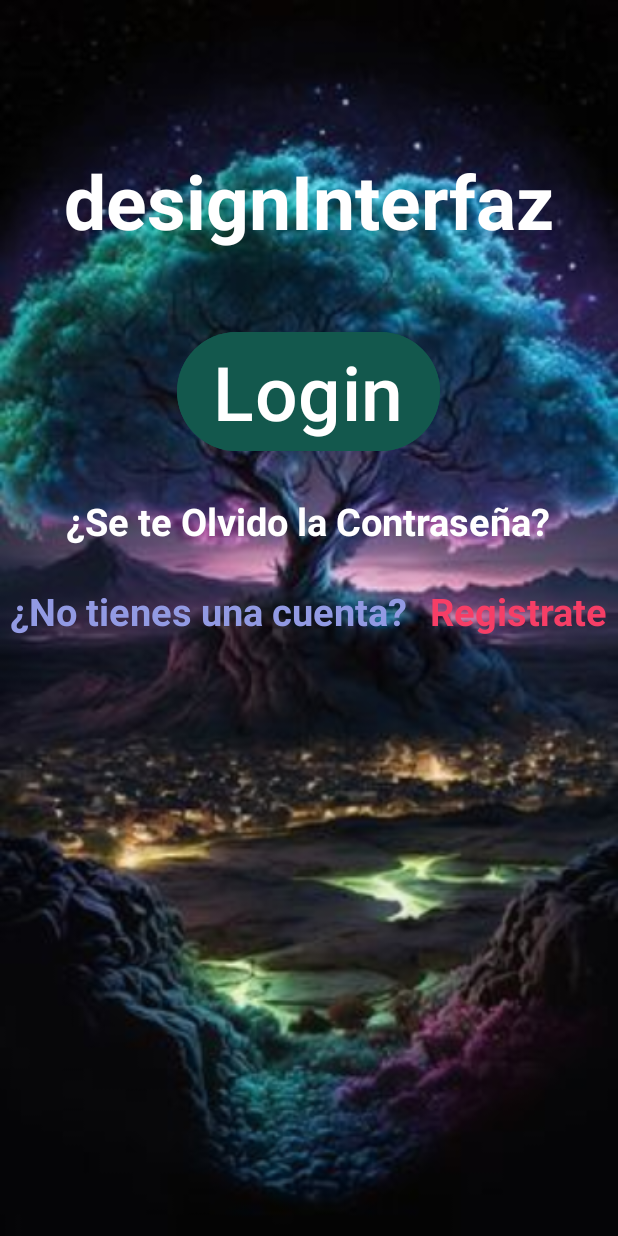
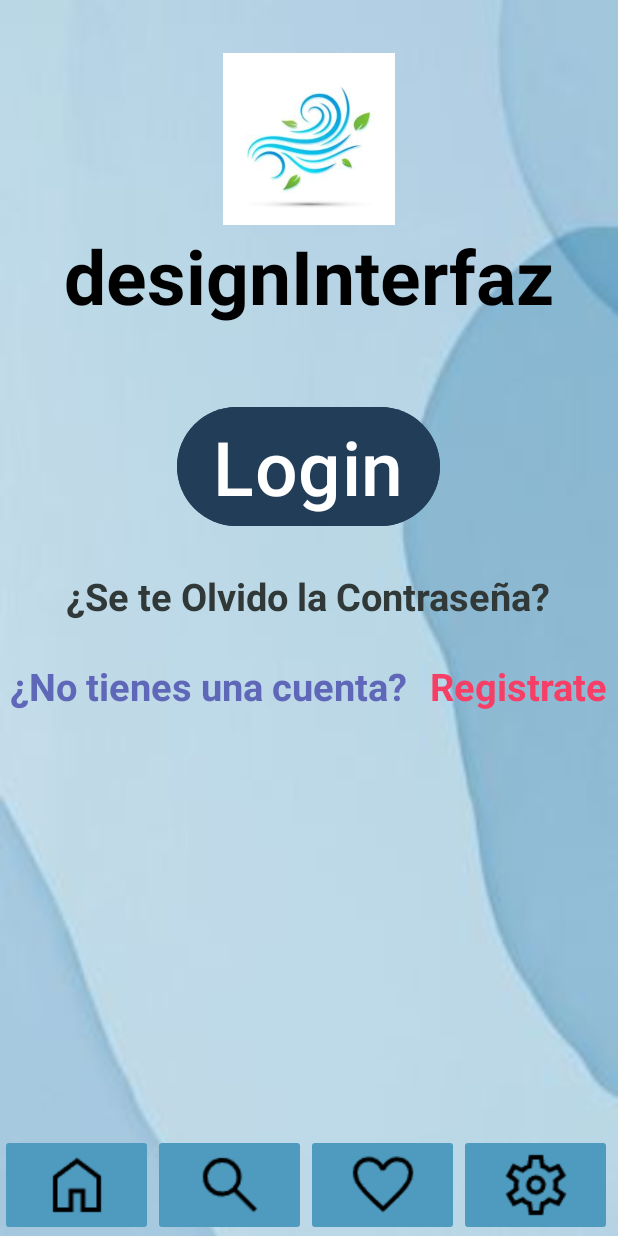
Before and after one commit to luispipe/designExample, an Android app: the screen it shows after launch (MainActivity), on a phone screen of 412 x 824 dp. Run offline under Robolectric (Android 15) with nearby library versions, the phone set to English and light mode, and no system bars.

Commit message:
Second commit

```diff
--- a/app/src/main/res/layout/activity_main.xml
+++ b/app/src/main/res/layout/activity_main.xml
@@ -7,18 +7,22 @@
     android:orientation="vertical"
     android:gravity="center_horizontal"
     tools:context=".MainActivity"
-    android:background="@drawable/arbol"
+    android:background="@drawable/blue"
     >
-
+    <ImageView
+        android:paddingTop="35dp"
+        android:id="@+id/ivarbol"
+        android:layout_width="match_parent"
+        android:layout_height="150dp"
+        android:src="@drawable/wind"/>
     <TextView
         android:id="@+id/textView"
         android:layout_width="wrap_content"
         android:layout_height="wrap_content"
         android:layout_weight="0"
-        android:paddingTop="100dp"
         android:paddingBottom="50dp"
         android:text="@string/app_name"
-        android:textColor="@color/white"
+        android:textColor="@color/black"
         android:textSize="50sp"
         android:textStyle="bold" />
 
@@ -26,7 +30,7 @@
         android:id="@+id/btLogin"
         android:layout_width="wrap_content"
         android:layout_height="wrap_content"
-        android:backgroundTint="#13584D"
+        android:backgroundTint="#223D58"
         android:text="Login"
         android:textSize="50sp"
         />
@@ -38,7 +42,7 @@
         android:paddingTop="25dp"
         android:paddingBottom="25dp"
         android:text="¿Se te Olvido la Contraseña?"
-        android:textColor="#FFFFFF"
+        android:textColor="#313938"
         android:textSize="25sp"
         android:textStyle="bold" />
     <androidx.appcompat.widget.LinearLayoutCompat
@@ -54,7 +58,7 @@
             android:paddingRight="15dp"
             android:text="¿No tienes una cuenta?"
             android:textStyle="bold"
-            android:textColor="#929AE3"
+            android:textColor="#5F67B8"
             android:textSize="25sp" />
         <TextView
             android:id="@+id/tvRegister2"
@@ -67,6 +71,44 @@
 
     </androidx.appcompat.widget.LinearLayoutCompat>
 
+    <androidx.appcompat.widget.LinearLayoutCompat
+        android:layout_width="match_parent"
+        android:layout_height="match_parent"
+        android:backgroundTint="#AFE2F9"
+        android:baselineAligned="false"
+        android:gravity="bottom"
+        android:orientation="horizontal">
+
+        <ImageButton
+            android:id="@+id/ibHome"
+            android:layout_width="102dp"
+            android:layout_height="wrap_content"
+            android:backgroundTint="#4E9BBF"
+            android:src="@drawable/home_fill0_wght0_grad0_opsznan" />
+
+        <ImageButton
+            android:id="@+id/ibSearch"
+            android:layout_width="102dp"
+            android:layout_height="wrap_content"
+            android:backgroundTint="#4E9BBF"
+            android:src="@drawable/search_fill0_wght0_grad0_opsznan" />
+
+        <ImageButton
+            android:id="@+id/ibFavorite"
+            android:layout_width="102dp"
+            android:layout_height="wrap_content"
+            android:backgroundTint="#4E9BBF"
+            android:src="@drawable/favorite_fill0_wght0_grad0_opsznan" />
+
+        <ImageButton
+            android:id="@+id/ibSettigns"
+            android:layout_width="102dp"
+            android:layout_height="wrap_content"
+            android:backgroundTint="#4E9BBF"
+            android:src="@drawable/settings_fill0_wght0_grad0_opsznan" />
+
+
+    </androidx.appcompat.widget.LinearLayoutCompat>
 
 
 </androidx.appcompat.widget.LinearLayoutCompat>
```
Also changed, not shown: app/src/main/res/drawable/blue.jpg (added), app/src/main/res/drawable/favorite_fill0_wght0_grad0_opsznan.png (added), app/src/main/res/drawable/home_fill0_wght0_grad0_opsznan.png (added), app/src/main/res/drawable/search_fill0_wght0_grad0_opsznan.png (added), app/src/main/res/drawable/settings_fill0_wght0_grad0_opsznan.png (added), app/src/main/res/drawable/wind.jpg (added).
